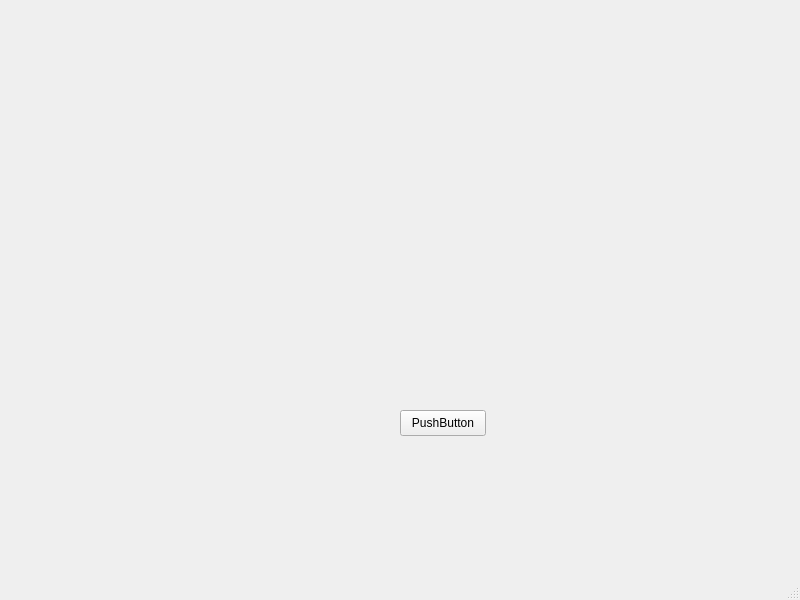
Before: the Qt Designer form atsarquiz.ui in NamThieen/atsar, drawn with Qt 5.
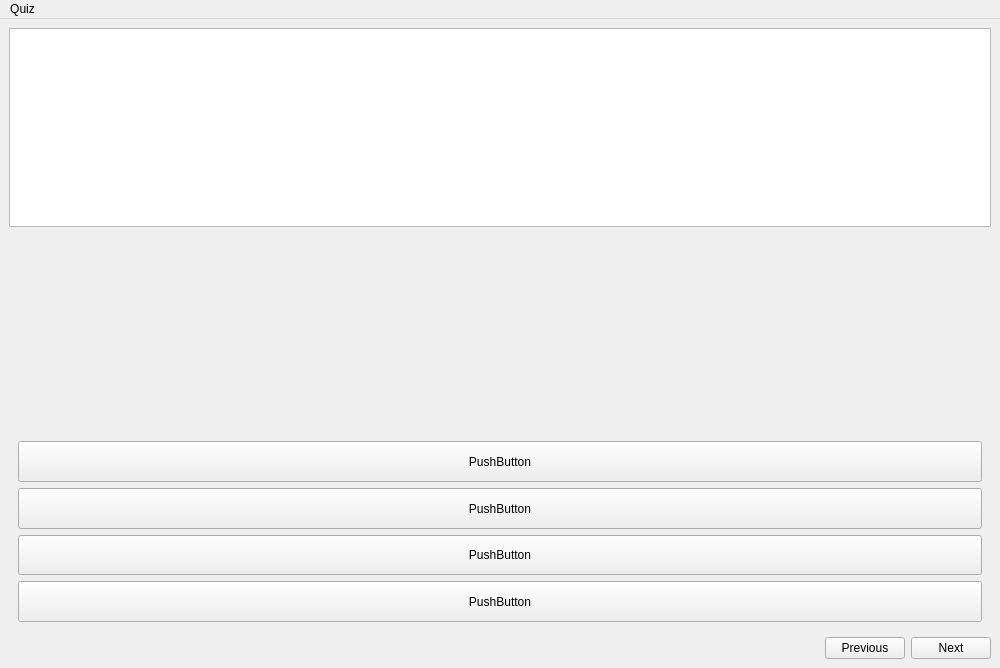
After: the same form once the commit is applied. The open tabs and pages were chosen to show the change. Icons and pictures are not drawn.

Diff of the .ui file:
```diff
--- a/atsarquiz.ui
+++ b/atsarquiz.ui
@@ -6,39 +6,294 @@
    <rect>
     <x>0</x>
     <y>0</y>
-    <width>800</width>
-    <height>600</height>
+    <width>1000</width>
+    <height>668</height>
    </rect>
   </property>
+  <property name="sizePolicy">
+   <sizepolicy hsizetype="Preferred" vsizetype="Preferred">
+    <horstretch>0</horstretch>
+    <verstretch>0</verstretch>
+   </sizepolicy>
+  </property>
   <property name="windowTitle">
    <string>MainWindow</string>
   </property>
   <widget class="QWidget" name="centralwidget">
-   <widget class="QPushButton" name="pushButton">
-    <property name="geometry">
-     <rect>
-      <x>400</x>
-      <y>410</y>
-      <width>86</width>
-      <height>26</height>
-     </rect>
-    </property>
-    <property name="text">
-     <string>PushButton</string>
-    </property>
-   </widget>
+   <property name="enabled">
+    <bool>true</bool>
+   </property>
+   <property name="sizePolicy">
+    <sizepolicy hsizetype="Expanding" vsizetype="Expanding">
+     <horstretch>0</horstretch>
+     <verstretch>0</verstretch>
+    </sizepolicy>
+   </property>
+   <property name="maximumSize">
+    <size>
+     <width>16777215</width>
+     <height>16777215</height>
+    </size>
+   </property>
+   <property name="acceptDrops">
+    <bool>true</bool>
+   </property>
+   <property name="autoFillBackground">
+    <bool>true</bool>
+   </property>
+   <layout class="QVBoxLayout" name="verticalLayout_6">
+    <item>
+     <layout class="QVBoxLayout" name="verticalLayout_3">
+      <item>
+       <layout class="QVBoxLayout" name="questionLayout">
+        <item>
+         <widget class="QTextBrowser" name="questionText">
+          <property name="sizePolicy">
+           <sizepolicy hsizetype="Expanding" vsizetype="Expanding">
+            <horstretch>0</horstretch>
+            <verstretch>0</verstretch>
+           </sizepolicy>
+          </property>
+          <property name="maximumSize">
+           <size>
+            <width>16777215</width>
+            <height>16777212</height>
+           </size>
+          </property>
+          <property name="focusPolicy">
+           <enum>Qt::FocusPolicy::WheelFocus</enum>
+          </property>
+          <property name="toolTipDuration">
+           <number>0</number>
+          </property>
+         </widget>
+        </item>
+        <item>
+         <spacer name="verticalSpacer">
+          <property name="orientation">
+           <enum>Qt::Orientation::Vertical</enum>
+          </property>
+          <property name="sizeHint" stdset="0">
+           <size>
+            <width>20</width>
+            <height>40</height>
+           </size>
+          </property>
+         </spacer>
+        </item>
+        <item>
+         <widget class="QStackedWidget" name="questionType">
+          <property name="currentIndex">
+           <number>1</number>
+          </property>
+          <widget class="QWidget" name="page_Multichoices">
+           <layout class="QVBoxLayout" name="verticalLayout">
+            <item>
+             <widget class="QPushButton" name="A">
+              <property name="sizePolicy">
+               <sizepolicy hsizetype="Expanding" vsizetype="Preferred">
+                <horstretch>0</horstretch>
+                <verstretch>0</verstretch>
+               </sizepolicy>
+              </property>
+              <property name="maximumSize">
+               <size>
+                <width>16777215</width>
+                <height>16777215</height>
+               </size>
+              </property>
+              <property name="text">
+               <string>PushButton</string>
+              </property>
+              <attribute name="buttonGroup">
+               <string notr="true">buttonGroup</string>
+              </attribute>
+             </widget>
+            </item>
+            <item>
+             <widget class="QPushButton" name="B">
+              <property name="sizePolicy">
+               <sizepolicy hsizetype="Expanding" vsizetype="Preferred">
+                <horstretch>0</horstretch>
+                <verstretch>0</verstretch>
+               </sizepolicy>
+              </property>
+              <property name="maximumSize">
+               <size>
+                <width>16777215</width>
+                <height>16777215</height>
+               </size>
+              </property>
+              <property name="text">
+               <string>PushButton</string>
+              </property>
+              <attribute name="buttonGroup">
+               <string notr="true">buttonGroup</string>
+              </attribute>
+             </widget>
+            </item>
+            <item>
+             <widget class="QPushButton" name="C">
+              <property name="sizePolicy">
+               <sizepolicy hsizetype="Expanding" vsizetype="Preferred">
+                <horstretch>0</horstretch>
+                <verstretch>0</verstretch>
+               </sizepolicy>
+              </property>
+              <property name="maximumSize">
+               <size>
+                <width>16777215</width>
+                <height>16777215</height>
+               </size>
+              </property>
+              <property name="text">
+               <string>PushButton</string>
+              </property>
+              <attribute name="buttonGroup">
+               <string notr="true">buttonGroup</string>
+              </attribute>
+             </widget>
+            </item>
+            <item>
+             <widget class="QPushButton" name="D">
+              <property name="sizePolicy">
+               <sizepolicy hsizetype="Expanding" vsizetype="Preferred">
+                <horstretch>0</horstretch>
+                <verstretch>0</verstretch>
+               </sizepolicy>
+              </property>
+              <property name="maximumSize">
+               <size>
+                <width>16777215</width>
+                <height>16777215</height>
+               </size>
+              </property>
+              <property name="text">
+               <string>PushButton</string>
+              </property>
+              <attribute name="buttonGroup">
+               <string notr="true">buttonGroup</string>
+              </attribute>
+             </widget>
+            </item>
+           </layout>
+          </widget>
+          <widget class="QWidget" name="page_trueFalse">
+           <layout class="QVBoxLayout" name="verticalLayout_7">
+            <item>
+             <layout class="QVBoxLayout" name="TF">
+              <item>
+               <widget class="QCheckBox" name="a">
+                <property name="text">
+                 <string/>
+                </property>
+               </widget>
+              </item>
+              <item>
+               <widget class="QCheckBox" name="b">
+                <property name="text">
+                 <string/>
+                </property>
+               </widget>
+              </item>
+              <item>
+               <widget class="QCheckBox" name="d">
+                <property name="text">
+                 <string/>
+                </property>
+               </widget>
+              </item>
+              <item>
+               <widget class="QCheckBox" name="c">
+                <property name="text">
+                 <string/>
+                </property>
+               </widget>
+              </item>
+             </layout>
+            </item>
+           </layout>
+          </widget>
+         </widget>
+        </item>
+       </layout>
+      </item>
+      <item>
+       <layout class="QHBoxLayout" name="navigation">
+        <item>
+         <widget class="QLabel" name="Status">
+          <property name="text">
+           <string/>
+          </property>
+         </widget>
+        </item>
+        <item>
+         <spacer name="horizontalSpacer">
+          <property name="orientation">
+           <enum>Qt::Orientation::Horizontal</enum>
+          </property>
+          <property name="sizeHint" stdset="0">
+           <size>
+            <width>40</width>
+            <height>20</height>
+           </size>
+          </property>
+         </spacer>
+        </item>
+        <item>
+         <widget class="QPushButton" name="Previous">
+          <property name="text">
+           <string>Previous</string>
+          </property>
+         </widget>
+        </item>
+        <item>
+         <widget class="QPushButton" name="Next">
+          <property name="text">
+           <string>Next</string>
+          </property>
+         </widget>
+        </item>
+       </layout>
+      </item>
+     </layout>
+    </item>
+   </layout>
   </widget>
   <widget class="QMenuBar" name="menubar">
    <property name="geometry">
     <rect>
      <x>0</x>
      <y>0</y>
-     <width>800</width>
+     <width>1000</width>
      <height>23</height>
     </rect>
    </property>
+   <widget class="QMenu" name="menuQuiz">
+    <property name="title">
+     <string>Quiz</string>
+    </property>
+    <addaction name="actionRetry"/>
+    <addaction name="Quit"/>
+   </widget>
+   <addaction name="menuQuiz"/>
   </widget>
-  <widget class="QStatusBar" name="statusbar"/>
+  <action name="actionRetry">
+   <property name="text">
+    <string>Retry</string>
+   </property>
+  </action>
+  <action name="Quit">
+   <property name="icon">
+    <iconset theme="QIcon::ThemeIcon::ApplicationExit"/>
+   </property>
+   <property name="text">
+    <string>Quit</string>
+   </property>
+   <property name="shortcut">
+    <string>Ctrl+Q</string>
+   </property>
+  </action>
  </widget>
  <resources/>
  <connections/>
```
Left out of the diff: 6 changed lines with no effect on the pictures.
